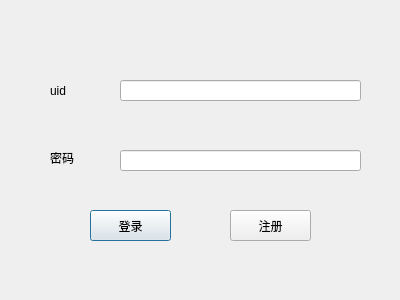
StarGazerUmaLuvBai/YuanLiTalk-Clinet, file Clinet/yuanLiTalk/dialog.ui: the form before one commit.
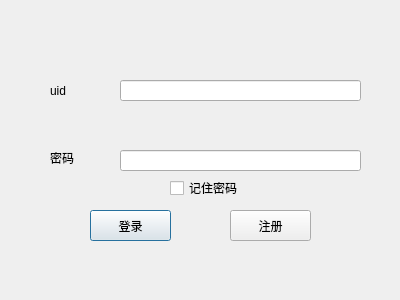
The form after the commit.

The edit to the form file:
```diff
--- a/Clinet/yuanLiTalk/dialog.ui
+++ b/Clinet/yuanLiTalk/dialog.ui
@@ -88,6 +88,19 @@
     <enum>QLineEdit::Password</enum>
    </property>
   </widget>
+  <widget class="QCheckBox" name="rememberPassword">
+   <property name="geometry">
+    <rect>
+     <x>170</x>
+     <y>180</y>
+     <width>71</width>
+     <height>16</height>
+    </rect>
+   </property>
+   <property name="text">
+    <string>记住密码</string>
+   </property>
+  </widget>
  </widget>
  <layoutdefault spacing="6" margin="11"/>
  <resources/>
```
